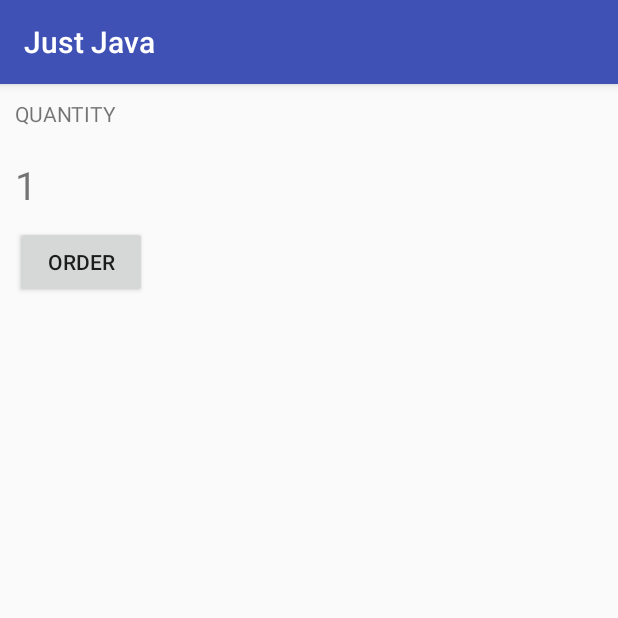
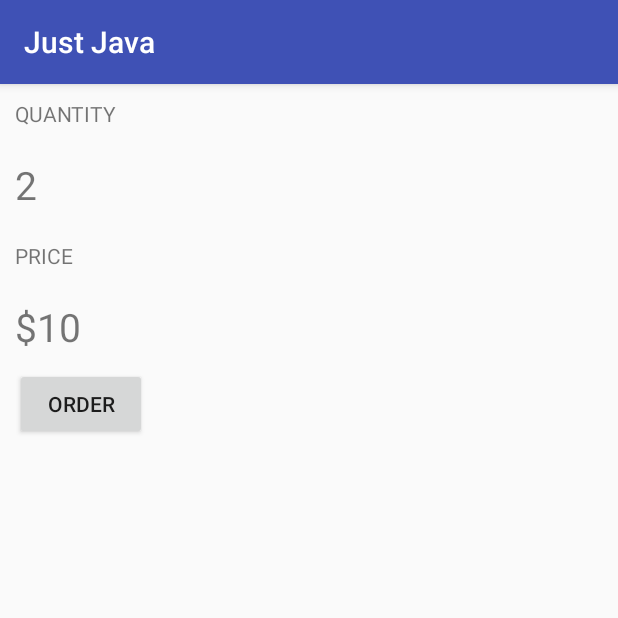
Before and after one commit to vishaln04/Udacity, an Android app: the screen it shows after launch (MainActivity), after a tap on "ORDER", on a phone screen of 412 x 824 dp, the top half of it. Run offline under Robolectric (Android 15) with nearby library versions, the light colour scheme and no system bars.

Commit message:
Include price textviews

```diff
--- a/Justjava/app/src/main/java/com/example/vishalnagarale/justjava/MainActivity.java
+++ b/Justjava/app/src/main/java/com/example/vishalnagarale/justjava/MainActivity.java
@@ -1,5 +1,6 @@
 package com.example.vishalnagarale.justjava;
 
+import android.icu.text.NumberFormat;
 import android.support.v7.app.AppCompatActivity;
 import android.os.Bundle;
 import android.view.View;
@@ -14,11 +15,19 @@ public class MainActivity extends AppCompatActivity {
     }
 
     public void submitOrder(View view){
-        display(1);
+        display(2);
+        displayPrice(2*5);
     }
 
+    // Display Number of Cups of coffee
     private void display(int number){
         TextView quantityTextView = (TextView)findViewById(R.id.value);
         quantityTextView.setText("" + number);
     }
+
+    // Display total price of coffee
+    private void displayPrice(int number){
+        TextView priceTextView = (TextView)findViewById(R.id.pvalue);
+        priceTextView.setText("$" + number);
+    }
 }
--- a/Justjava/app/src/main/res/layout/activity_main.xml
+++ b/Justjava/app/src/main/res/layout/activity_main.xml
@@ -22,6 +22,21 @@
         android:textSize="26sp"
         android:layout_margin="10dp"/>
 
+    <TextView
+        android:id="@+id/price"
+        android:layout_width="wrap_content"
+        android:layout_height="wrap_content"
+        android:text="PRICE"
+        android:layout_margin="10dp"/>
+
+    <TextView
+        android:id="@+id/pvalue"
+        android:layout_width="wrap_content"
+        android:layout_height="wrap_content"
+        android:text="$0"
+        android:textSize="26sp"
+        android:layout_margin="10dp"/>
+
     <Button
         android:layout_width="wrap_content"
         android:layout_height="wrap_content"
```
Also changed, not shown: 8 other files.
